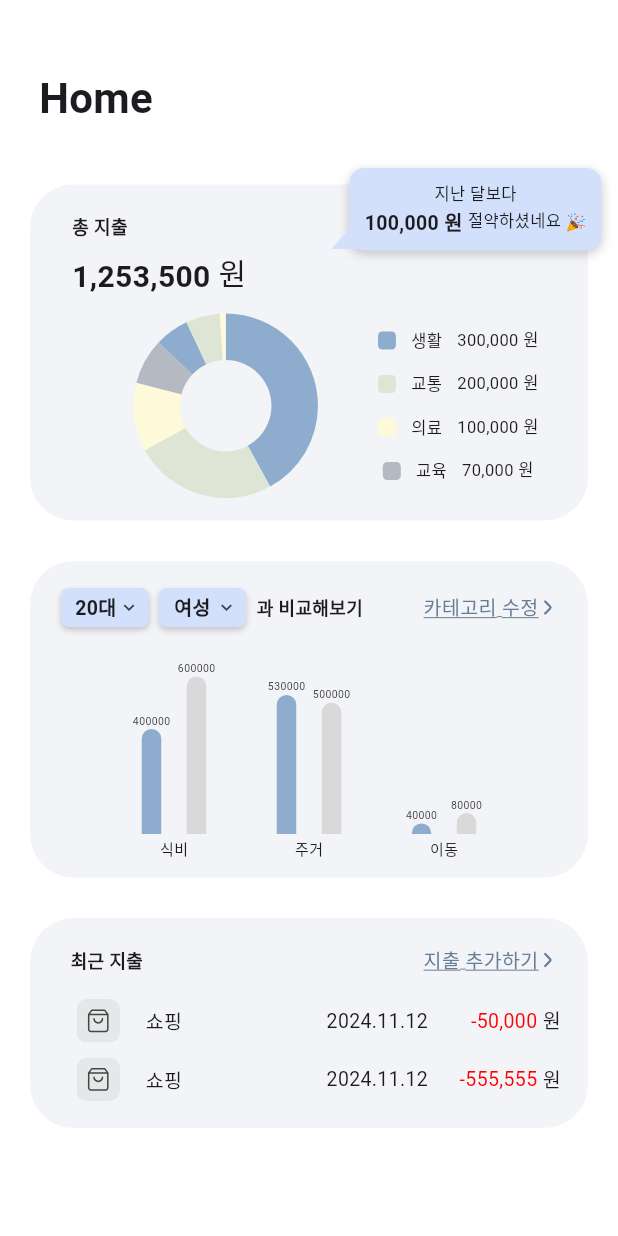
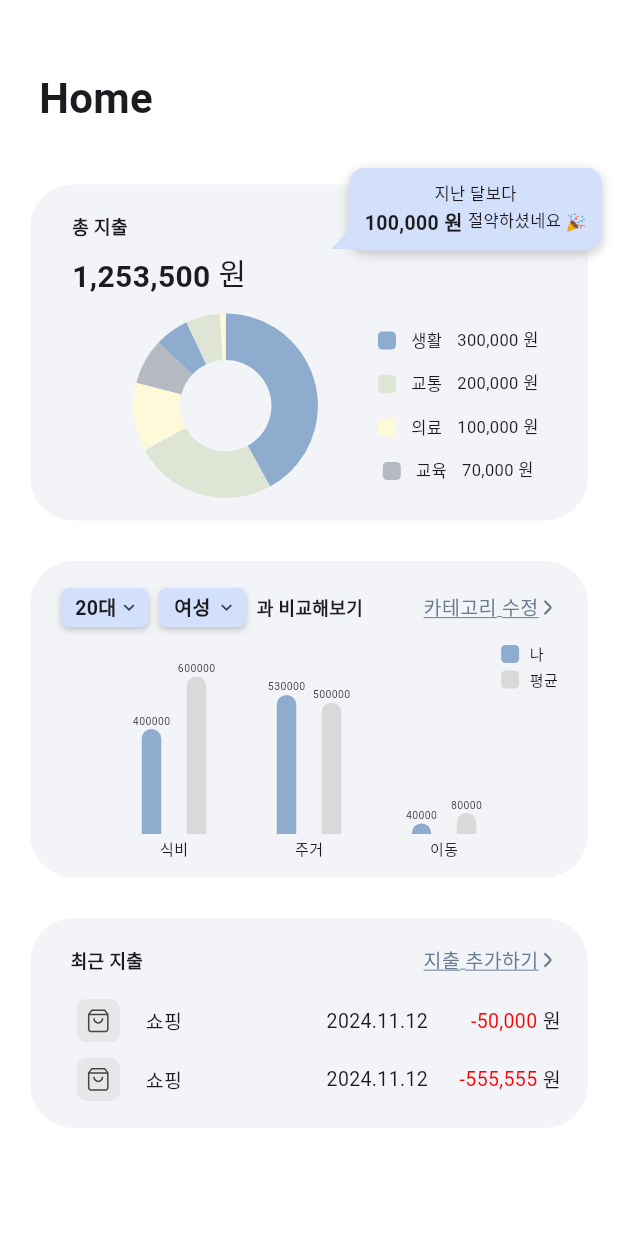
Before and after one commit to yukwangsu/GDG_Yonsei_oTP_MoneyFit, a Flutter app: the HomeScreen screen opened directly, on a phone screen of 412 x 824 dp. Run offline on Flutter 3.47's test engine with Material 3 defaults, Android fonts, the phone set to English and light mode, and no system bars; our stand-ins replace flutter_svg, google_sign_in, shared_preferences; accounts and stored records are empty.

Commit message:
feat: Add bar chart legend

```diff
--- a/lib/screens/main/home.dart
+++ b/lib/screens/main/home.dart
@@ -376,7 +376,9 @@ class _HomeScreenState extends State<HomeScreen> {
                   borderRadius: BorderRadius.circular(29.2),
                   color: const Color(0xFFF2F4F7),
                 ),
-                child: Column(
+                child: Stack(
+                  children: [
+                    Column(
                       children: [
                         Padding(
                           padding: const EdgeInsets.only(
@@ -407,6 +409,7 @@ class _HomeScreenState extends State<HomeScreen> {
                             ],
                           ),
                         ),
+                        // bar chart 모음
                         Padding(
                           padding: const EdgeInsets.symmetric(horizontal: 25.0),
                           child: SingleChildScrollView(
@@ -428,6 +431,14 @@ class _HomeScreenState extends State<HomeScreen> {
                               ],
                             ),
                           ),
+                        )
+                      ],
+                    ),
+                    // bar chart 범례
+                    Positioned(
+                      top: 56.0,
+                      right: 20.0,
+                      child: barChartLegend(),
                     )
                   ],
                 ),
@@ -874,4 +885,57 @@ class _HomeScreenState extends State<HomeScreen> {
       },
     );
   }
+
+  Widget barChartLegend() {
+    return Column(
+      crossAxisAlignment: CrossAxisAlignment.start,
+      children: [
+        Row(
+          children: [
+            Container(
+              width: 12.0,
+              height: 12.0,
+              decoration: BoxDecoration(
+                  color: const Color(0xFF8EACCD),
+                  borderRadius: BorderRadius.circular(3.0)),
+            ),
+            const SizedBox(
+              width: 7.0,
+            ),
+            const Text(
+              '나',
+              style: TextStyle(
+                fontSize: 10.0,
+                height: 1.2,
+              ),
+            ),
+          ],
+        ),
+        const SizedBox(
+          height: 5.0,
+        ),
+        Row(
+          children: [
+            Container(
+              width: 12.0,
+              height: 12.0,
+              decoration: BoxDecoration(
+                  color: const Color(0xFFD9D9D9),
+                  borderRadius: BorderRadius.circular(3.0)),
+            ),
+            const SizedBox(
+              width: 7.0,
+            ),
+            const Text(
+              '평균',
+              style: TextStyle(
+                fontSize: 10.0,
+                height: 1.2,
+              ),
+            ),
+          ],
+        )
+      ],
+    );
   }
+}
```
Lines whose indentation alone changed are shown as unchanged.
